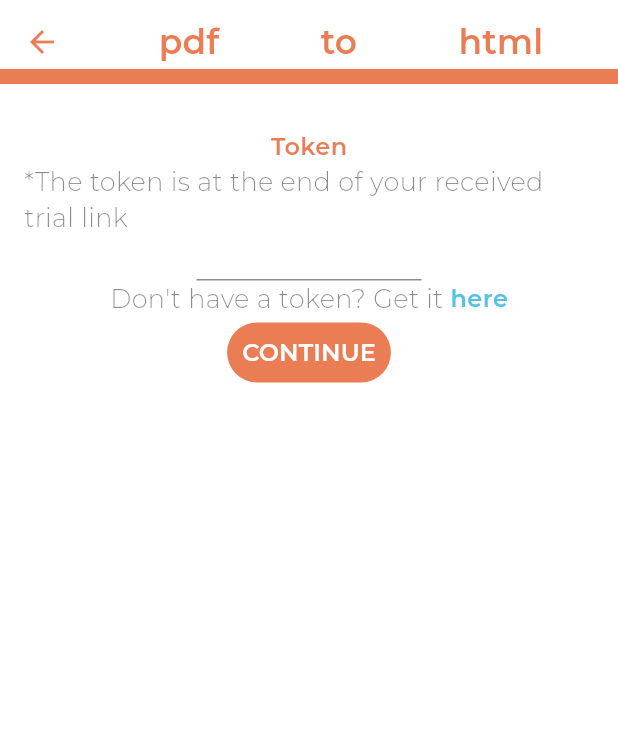
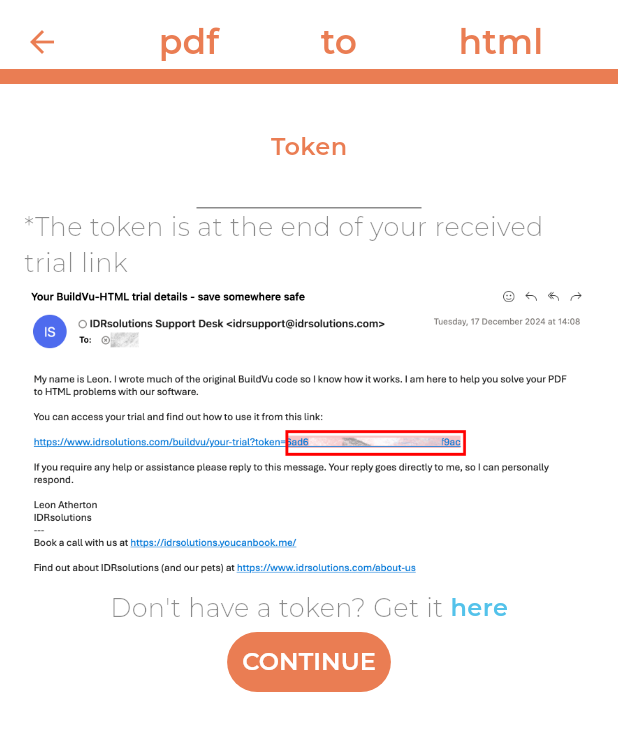
Before and after one commit to idrsolutions/IDRSolutions-converter-app, a Flutter app: the BuildvuTokenScreen screen opened directly, on a phone screen of 412 x 824 dp. Shown: the top 731 px of the screen. Run offline on Flutter 3.47's test engine with Material 3 defaults, Android fonts, the phone set to English and light mode, and no system bars; our stand-ins replace file_picker, flutter_riverpod; project files that could hold a hidden picture were left out.

Commit message:
added token example img

```diff
--- a/lib/screens/token/buildvu_token_screen.dart
+++ b/lib/screens/token/buildvu_token_screen.dart
@@ -47,14 +47,15 @@ class BuildvuTokenScreen extends ConsumerWidget {
               children: [
                 StyledTitleBuildVu(text: 'Token'),
 
-                StyledText(text: "*The token is at the end of your received trial link", color: AppColors.dimmedBlack,),
-
                 // token text field
                 TokenTextField(
                   onChanged: (newVal) {
                     tokenNotifier.updateToken(newVal);
                   },
                 ),
+
+                StyledText(text: "*The token is at the end of your received trial link", color: AppColors.dimmedBlack,),
+                Flexible(child: Image.asset('assets/images/token.png')),
 
                 Row(
                   mainAxisAlignment: MainAxisAlignment.center,
--- a/pubspec.yaml
+++ b/pubspec.yaml
@@ -73,6 +73,7 @@ flutter:
     - assets/images/poweredbybuildvu.png
     - assets/images/poweredbyformvu.png
     - assets/images/poweredbyjpedal.png
+    - assets/images/token.png
 
   # An image asset can refer to one or more resolution-specific "variants", see
   # https://flutter.dev/to/resolution-aware-images
```
Also changed, not shown: assets/images/token.png (added).
